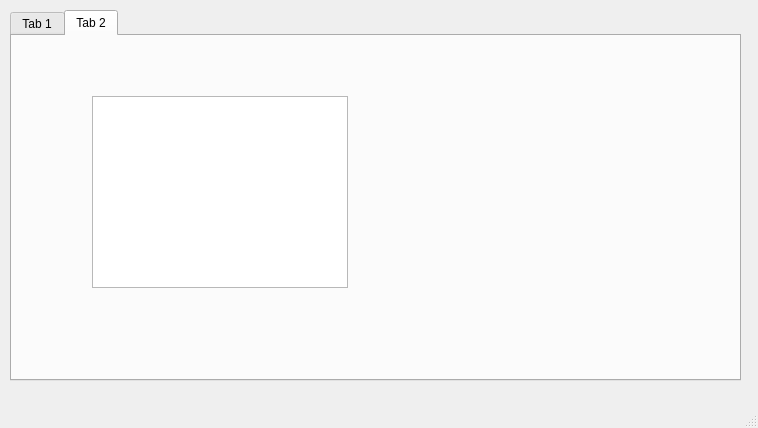
This is GerberViewerQT/mainwindow.ui in nikpan1/GerberViewer as Qt 5 draws it before an edit. The edited form follows.
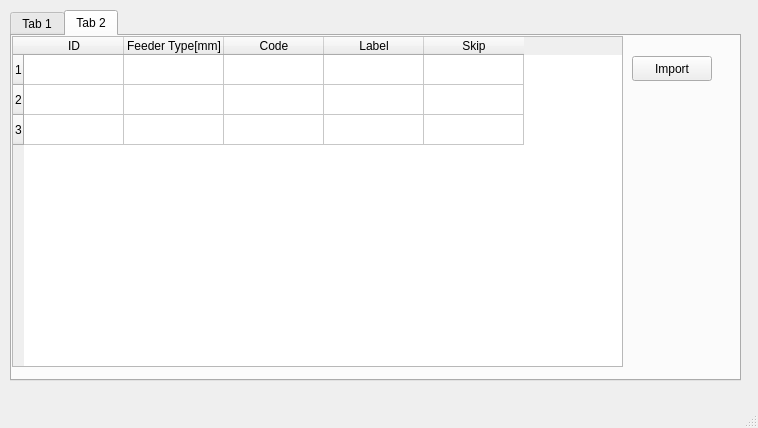
This is the edited form.

Diff of the .ui file:
```diff
--- a/GerberViewerQT/mainwindow.ui
+++ b/GerberViewerQT/mainwindow.ui
@@ -85,14 +85,55 @@
      <attribute name="title">
       <string>Tab 2</string>
      </attribute>
-     <widget class="QTableView" name="tableView">
+     <widget class="QTableWidget" name="FeederTable">
       <property name="geometry">
        <rect>
-        <x>80</x>
-        <y>60</y>
-        <width>256</width>
-        <height>192</height>
+        <x>0</x>
+        <y>0</y>
+        <width>611</width>
+        <height>331</height>
        </rect>
+      </property>
+      <row/>
+      <row/>
+      <row/>
+      <column>
+       <property name="text">
+        <string>ID</string>
+       </property>
+      </column>
+      <column>
+       <property name="text">
+        <string>Feeder Type[mm]</string>
+       </property>
+      </column>
+      <column>
+       <property name="text">
+        <string>Code</string>
+       </property>
+      </column>
+      <column>
+       <property name="text">
+        <string>Label</string>
+       </property>
+      </column>
+      <column>
+       <property name="text">
+        <string>Skip</string>
+       </property>
+      </column>
+     </widget>
+     <widget class="QPushButton" name="ImportButton">
+      <property name="geometry">
+       <rect>
+        <x>620</x>
+        <y>20</y>
+        <width>80</width>
+        <height>25</height>
+       </rect>
+      </property>
+      <property name="text">
+       <string>Import</string>
       </property>
      </widget>
     </widget>
```
Left out of the diff: 4 changed lines with no effect on the pictures.
